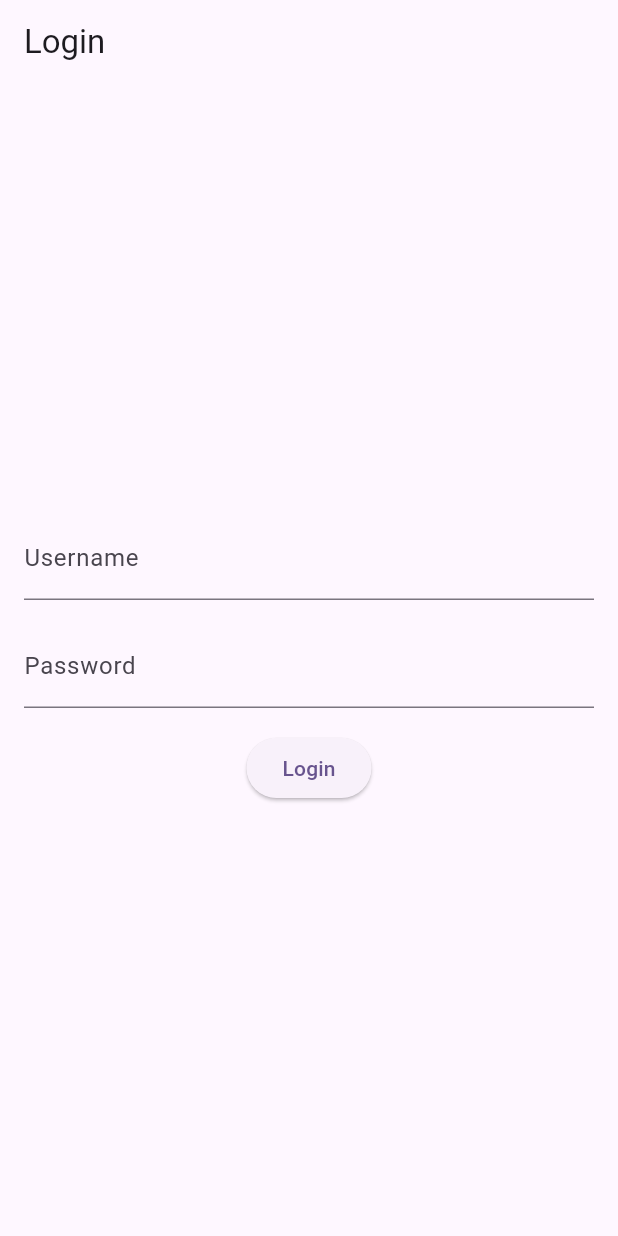
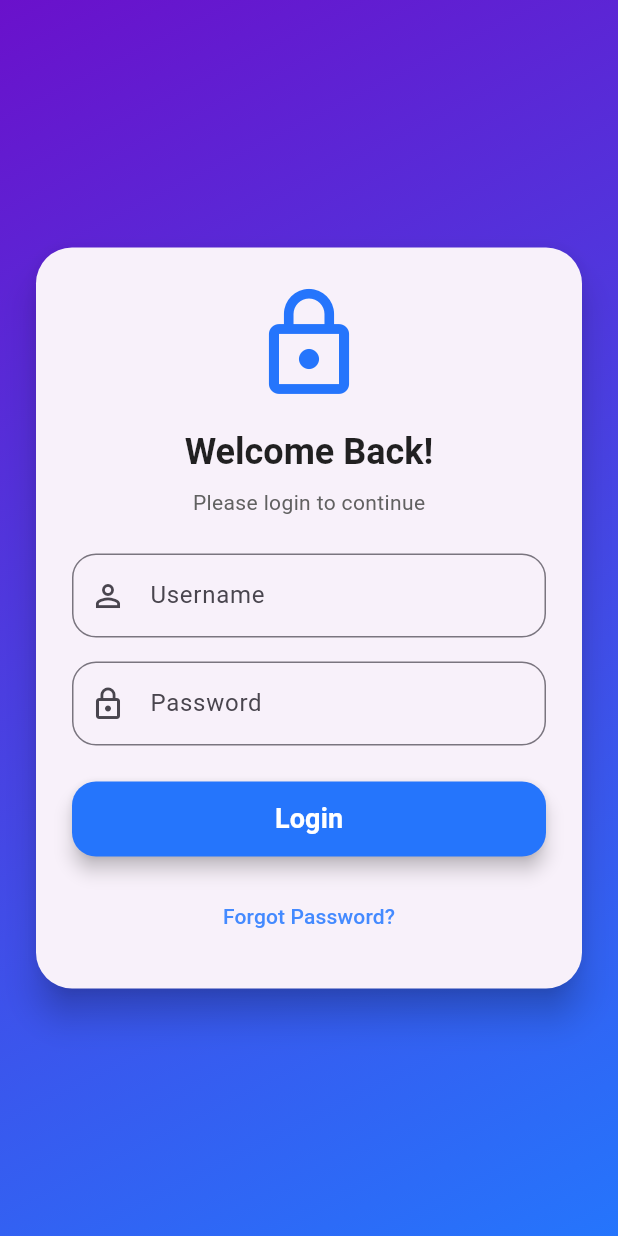
Before and after one commit to gaaadory-ui/T_slsabeal_asign, a Flutter app: the screen it shows after launch, on a phone screen of 412 x 824 dp. Run offline on Flutter 3.47's test engine with Material 3 defaults, Android fonts, the phone set to English and light mode, and no system bars.

Commit message:
edit style

```diff
--- a/lib/login_page.dart
+++ b/lib/login_page.dart
@@ -5,35 +5,114 @@ class LoginPage extends StatelessWidget {
 
   @override
   Widget build(BuildContext context) {
+    final size = MediaQuery.of(context).size;
+
     return Scaffold(
-      appBar: AppBar(
-        title: const Text('Login'),
-      ),
-      body: Padding(
-        padding: const EdgeInsets.all(16.0),
-        child: Column(
-          mainAxisAlignment: MainAxisAlignment.center,
-          children: [
-            TextFormField(
-              decoration: const InputDecoration(
-                labelText: 'Username',
+      body: Container(
+        width: double.infinity,
+        height: double.infinity,
+        decoration: const BoxDecoration(
+          gradient: LinearGradient(
+            colors: [Color(0xFF6A11CB), Color(0xFF2575FC)],
+            begin: Alignment.topLeft,
+            end: Alignment.bottomRight,
           ),
         ),
-            const SizedBox(height: 16.0),
+        child: Center(
+          child: SingleChildScrollView(
+            child: Card(
+              elevation: 10,
+              shape: RoundedRectangleBorder(
+                borderRadius: BorderRadius.circular(24),
+              ),
+              margin: const EdgeInsets.symmetric(horizontal: 24),
+              child: Padding(
+                padding: const EdgeInsets.all(24.0),
+                child: Column(
+                  mainAxisSize: MainAxisSize.min,
+                  children: [
+                    const Icon(
+                      Icons.lock_outline,
+                      size: 80,
+                      color: Color(0xFF2575FC),
+                    ),
+                    const SizedBox(height: 16),
+                    Text(
+                      'Welcome Back!',
+                      style: Theme.of(context).textTheme.headlineSmall
+                          ?.copyWith(
+                            fontWeight: FontWeight.bold,
+                            color: Colors.black87,
+                          ),
+                    ),
+                    const SizedBox(height: 8),
+                    Text(
+                      'Please login to continue',
+                      style: Theme.of(
+                        context,
+                      ).textTheme.bodyMedium?.copyWith(color: Colors.grey[700]),
+                    ),
+                    const SizedBox(height: 24),
+                    TextFormField(
+                      decoration: InputDecoration(
+                        labelText: 'Username',
+                        prefixIcon: const Icon(Icons.person_outline),
+                        border: OutlineInputBorder(
+                          borderRadius: BorderRadius.circular(16),
+                        ),
+                      ),
+                    ),
+                    const SizedBox(height: 16),
                     TextFormField(
                       obscureText: true,
-              decoration: const InputDecoration(
+                      decoration: InputDecoration(
                         labelText: 'Password',
+                        prefixIcon: const Icon(Icons.lock_outline),
+                        border: OutlineInputBorder(
+                          borderRadius: BorderRadius.circular(16),
                         ),
                       ),
-            const SizedBox(height: 16.0),
-            ElevatedButton(
+                    ),
+                    const SizedBox(height: 24),
+                    SizedBox(
+                      width: size.width,
+                      height: 50,
+                      child: ElevatedButton(
+                        style: ElevatedButton.styleFrom(
+                          backgroundColor: const Color(0xFF2575FC),
+                          shape: RoundedRectangleBorder(
+                            borderRadius: BorderRadius.circular(16),
+                          ),
+                          elevation: 5,
+                        ),
                         onPressed: () {
                           // TODO: Implement login logic
                         },
-              child: const Text('Login'),
+                        child: const Text(
+                          'Login',
+                          style: TextStyle(
+                            fontSize: 18,
+                            fontWeight: FontWeight.bold,
+                            color: Colors.white,
+                          ),
+                        ),
+                      ),
+                    ),
+                    const SizedBox(height: 16),
+                    TextButton(
+                      onPressed: () {
+                        // TODO: Forgot password logic
+                      },
+                      child: const Text(
+                        'Forgot Password?',
+                        style: TextStyle(color: Colors.blueAccent),
+                      ),
                     ),
                   ],
+                ),
+              ),
+            ),
+          ),
         ),
       ),
     );
--- a/pubspec.yaml
+++ b/pubspec.yaml
@@ -2,7 +2,7 @@ name: first_project
 description: "A new Flutter project."
 # The following line prevents the package from being accidentally published to
 # pub.dev using `flutter pub publish`. This is preferred for private packages.
-publish_to: 'none' # Remove this line if you wish to publish to pub.dev
+publish_to: "none" # Remove this line if you wish to publish to pub.dev
 
 # The following defines the version and build number for your application.
 # A version number is three numbers separated by dots, like 1.2.43
@@ -19,7 +19,7 @@ publish_to: 'none' # Remove this line if you wish to publish to pub.dev
 version: 1.0.0+1
 
 environment:
-  sdk: ^3.9.2
+  sdk: ^3.8.1
 
 # Dependencies specify other packages that your package needs in order to work.
 # To automatically upgrade your package dependencies to the latest versions
@@ -51,7 +51,6 @@ dev_dependencies:
 
 # The following section is specific to Flutter packages.
 flutter:
-
   # The following line ensures that the Material Icons font is
   # included with your application, so that you can use the icons in
   # the material Icons class.
```
Also changed, not shown: pubspec.lock, 8 other files. Lines whose indentation alone changed are shown as unchanged.
